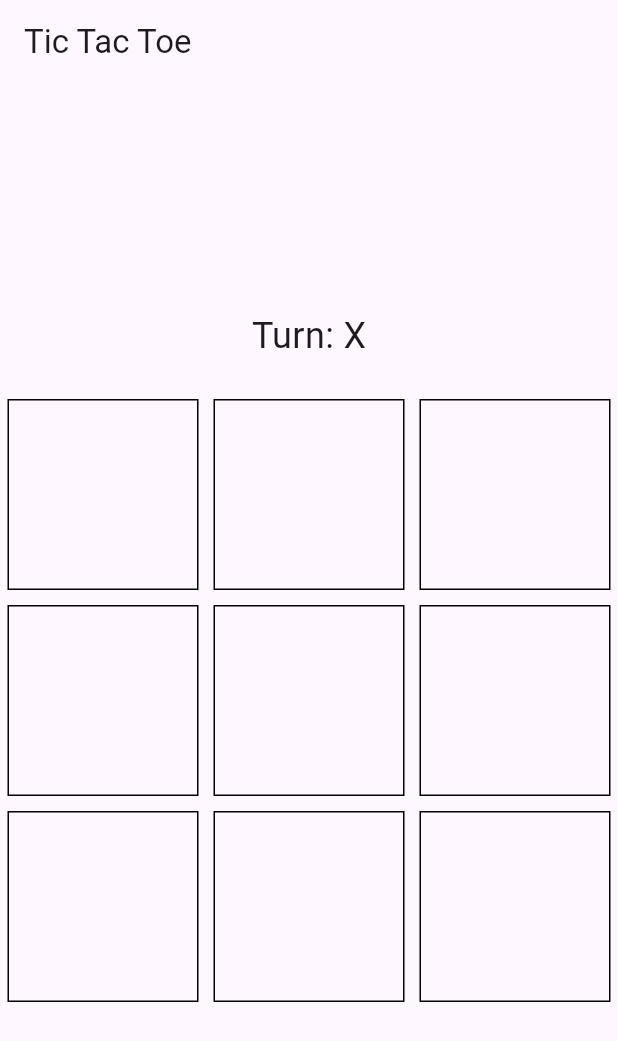
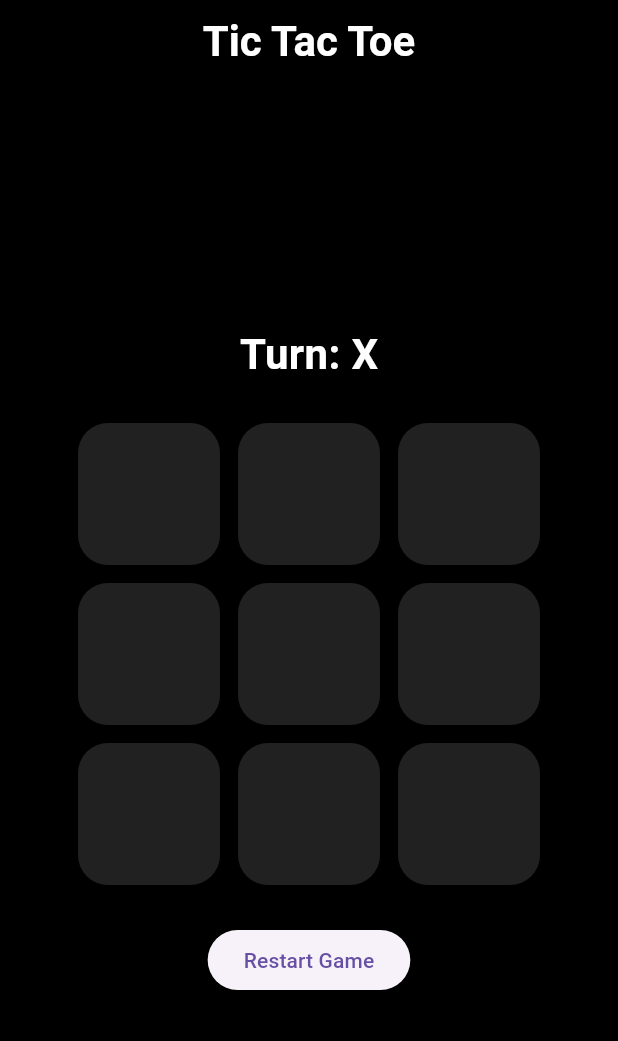
Before and after one commit to AbhishekPanchal009/PRODIGY_AD_04, a Flutter app: the screen it shows after launch, on a phone screen of 412 x 824 dp. Shown: the top 1041 px of the screen. Run offline on Flutter 3.47's test engine with Material 3 defaults, Android fonts, the phone set to English and light mode, and no system bars.

Commit message:
final draft

```diff
--- a/lib/main.dart
+++ b/lib/main.dart
@@ -32,25 +32,81 @@ class _TicTacToeState extends State<TicTacToe>{
     if(board[index] == "" && winner == ""){
       setState(() {
         board[index] = currentPlayer;
+
+        checkWinner();
         currentPlayer = currentPlayer == "X" ? "O" : "X";
       });
     }
+  }
+  void checkWinner() {
+    List<List<int>> patterns = [
+      [0,1,2], [3,4,5], [6,7,8],
+      [0,3,6], [1,4,7], [2,5,8],
+      [0,4,8], [2,4,6]
+    ];
+
+    for (var p in patterns) {
+      String a = board[p[0]];
+      String b = board[p[1]];
+      String c = board[p[2]];
+
+      if (a != "" && a == b && b == c) {
+        winner = a;
+        return;
+      }
+    }
+
+    // Draw condition
+    if (!board.contains("")) {
+      winner = "Draw";
+    }
+  }
+  void resetGame() {
+    setState(() {
+      board = List.generate(9, (index) => "");
+      currentPlayer = "X";
+      winner = "";
+    });
   }
 
   @override
   Widget build(BuildContext context) {
     return Scaffold(
+    backgroundColor: Colors.black,
       appBar: AppBar(
-        title: Text('Tic Tac Toe'),
+        backgroundColor: Colors.black,
+        elevation: 0,
+        centerTitle: true,
+        title: Text(
+          "Tic Tac Toe",
+          style: TextStyle(
+            fontSize: 28,
+            fontWeight: FontWeight.bold,
+            color: Colors.white,
+          ),
+        ),
       ),
       body: Column(
         mainAxisAlignment: MainAxisAlignment.center,
         children: [
-          Text("Turn: $currentPlayer",
-          style: TextStyle(fontSize: 24),
+          Text(
+      winner == ""
+      ? "Turn: $currentPlayer"
+          : winner == "Draw"
+      ? "It's a Draw!"
+        : "Winner: $winner",
+        style: TextStyle(
+          fontSize: 28,
+          fontWeight: FontWeight.bold,
+          color: Colors.white,
+        )
           ),
           SizedBox(height: 20),
-          GridView.builder(
+          Center(
+            child: SizedBox(
+              height: 320,
+              width: 320,
+              child: GridView.builder(
               shrinkWrap: true,
               itemCount: 9,
               gridDelegate: SliverGridDelegateWithFixedCrossAxisCount(
@@ -60,20 +116,42 @@ class _TicTacToeState extends State<TicTacToe>{
                 return GestureDetector(
                   onTap: () =>handleTap(index),
                    child: Container(
-                  margin: EdgeInsets.all(5),
-                  decoration: BoxDecoration(
-                    border: Border.all(color: Colors.black),
+                    margin: EdgeInsets.all(6),
+                      decoration: BoxDecoration(color: Colors.grey[900],
+                                 borderRadius: BorderRadius.circular(20),
+                        boxShadow: [
+                           BoxShadow(
+                                    color: Colors.black54,
+                          blurRadius: 4,
+                             offset: Offset(2, 2),
                     ),
+                  ],
+                ),
+
                 child: Center(
                   child: Text(
                   board[index],
-                      style: TextStyle(fontSize: 40),
+                  style: TextStyle(
+                  fontSize: 48,
+                  fontWeight: FontWeight.bold,
+                  color: board[index] == "X"
+                    ? Colors.cyan
+                    : Colors.pinkAccent,
+                        ),
                       ),
                     ),
                   ),
                 );
               },
-          )
+            ),
+            ),
+          ),
+          SizedBox(height: 20),
+
+          ElevatedButton(
+            onPressed: resetGame,
+            child: Text("Restart Game"),
+          ),
         ],
       ),
     );
```
Lines whose indentation alone changed are shown as unchanged.
